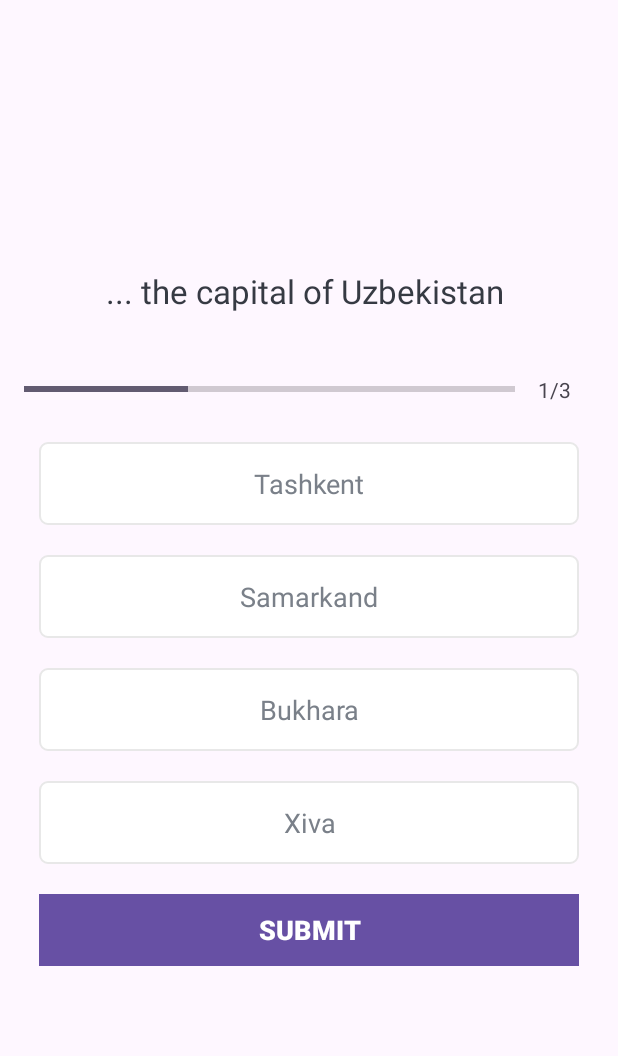
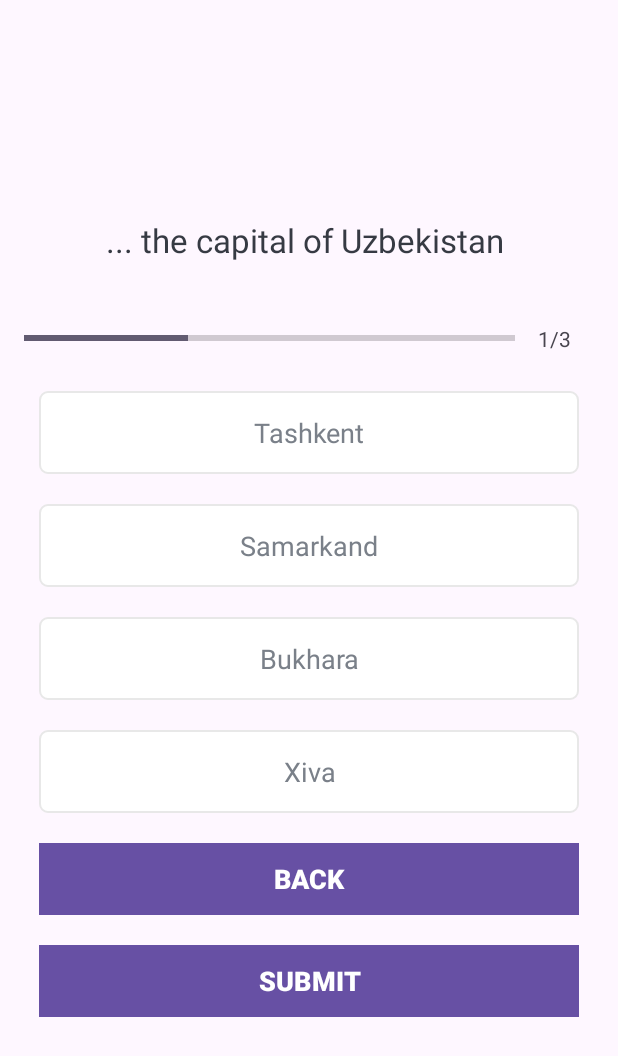
Before and after one commit to JavlonAbdufattarov/android-studiya-5-project-, an Android app: the QuizStorage screen opened directly, with no data from a screen before it, on a phone screen of 412 x 824 dp. Shown: the top 1056 px of the screen. Run offline under Robolectric (Android 15) with nearby library versions, the phone set to English and light mode, and no system bars.

Commit message:
for Lesson 7.2

```diff
--- a/app/src/main/java/com/example/myapplication/QuizStorage.kt
+++ b/app/src/main/java/com/example/myapplication/QuizStorage.kt
@@ -1,5 +1,6 @@
 package com.example.myapplication
 
+import android.annotation.SuppressLint
 import android.content.Intent
 import android.graphics.Color
 import android.graphics.Typeface
@@ -28,6 +29,8 @@ class QuizStorage : AppCompatActivity(),View.OnClickListener {
     private lateinit var progressBar: ProgressBar
     private lateinit var tv_progress: TextView
     private lateinit var tv_question: TextView
+    private lateinit var btn_back : Button
+    @SuppressLint("MissingInflatedId")
     override fun onCreate(savedInstanceState: Bundle?) {
         //This call the parent constructor
         super.onCreate(savedInstanceState)
@@ -46,8 +49,13 @@ class QuizStorage : AppCompatActivity(),View.OnClickListener {
         progressBar = findViewById<ProgressBar>(R.id.progressBar)
         tv_progress = findViewById<TextView>(R.id.tv_progress)
         tv_question = findViewById<TextView>(R.id.tv_question)
+        btn_back = findViewById<Button>(R.id.btn_back)
         mQuestionsList = Constants.getQuestions()
 
+        btn_back.setOnClickListener {
+            startActivity((Intent(this@QuizStorage,MainActivity::class.java)))
+            finish()
+        }
         setQuestion()
 
         tv_option_one.setOnClickListener(this)
--- a/app/src/main/java/com/example/myapplication/ResultActivity.kt
+++ b/app/src/main/java/com/example/myapplication/ResultActivity.kt
@@ -20,13 +20,17 @@ class ResultActivity : AppCompatActivity() {
 
         val tv_score = findViewById<TextView>(R.id.tv_score)
         val btn_finish = findViewById<Button>(R.id.btn_finish)
+        val btn_again = findViewById<Button>(/* id = */ R.id.btn_again)
 
 
         val totalQuestions = intent.getIntExtra(Constants.TOTAL_QUESTIONS, 0)
         val correctAnswers = intent.getIntExtra(Constants.CORRECT_ANSWERS, 0)
 
         tv_score.text = "Your Score is $correctAnswers out of $totalQuestions."
-
+        btn_again.setOnClickListener {
+            startActivity((Intent(this@ResultActivity,QuizStorage::class.java)))
+            finish()
+        }
         btn_finish.setOnClickListener {
             startActivity(Intent(this@ResultActivity, MainActivity::class.java))
         }
--- a/app/src/main/res/layout/activity_quiz_storage.xml
+++ b/app/src/main/res/layout/activity_quiz_storage.xml
@@ -110,6 +110,16 @@
             tools:text="Nokia" />
 
         <Button
+            android:id="@+id/btn_back"
+            android:layout_width="match_parent"
+            android:layout_height="wrap_content"
+            android:layout_margin="10dp"
+            android:background="@color/colorPrimary"
+            android:text="BACK"
+            android:textColor="@android:color/white"
+            android:textSize="18sp"
+            android:textStyle="bold" />
+        <Button
             android:id="@+id/btn_submit"
             android:layout_width="match_parent"
             android:layout_height="wrap_content"
```
Also changed, not shown: app/src/main/res/layout/activity_result.xml (+10 -0 lines).
